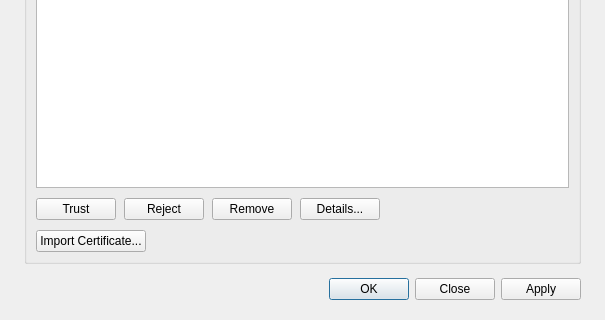
First picture: the form in src/ui/dialogs/certificatesdialog.ui, repository sanny32/OpenUaExplorer, before the edit; both pictures show x 0 to 605 and y 364 to 684 of the 605 by 684 pixel window.
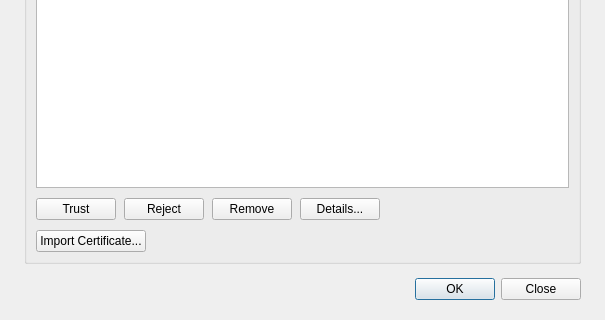
Second picture: the form after the edit. Custom widgets are drawn as their Qt base class.

Commit message: feat: Refactor certificate dialog to use 'OK' instead of 'Apply' and update related functionality

Patch:
```diff
--- a/src/ui/dialogs/certificatesdialog.ui
+++ b/src/ui/dialogs/certificatesdialog.ui
@@ -474,7 +474,7 @@
    <item>
     <widget class="DialogButtonBox" name="buttonBox">
      <property name="standardButtons">
-      <set>QDialogButtonBox::StandardButton::Apply|QDialogButtonBox::StandardButton::Close|QDialogButtonBox::StandardButton::Ok</set>
+      <set>QDialogButtonBox::StandardButton::Close|QDialogButtonBox::StandardButton::Ok</set>
      </property>
     </widget>
    </item>
```
The commit also changes 5 other files.
